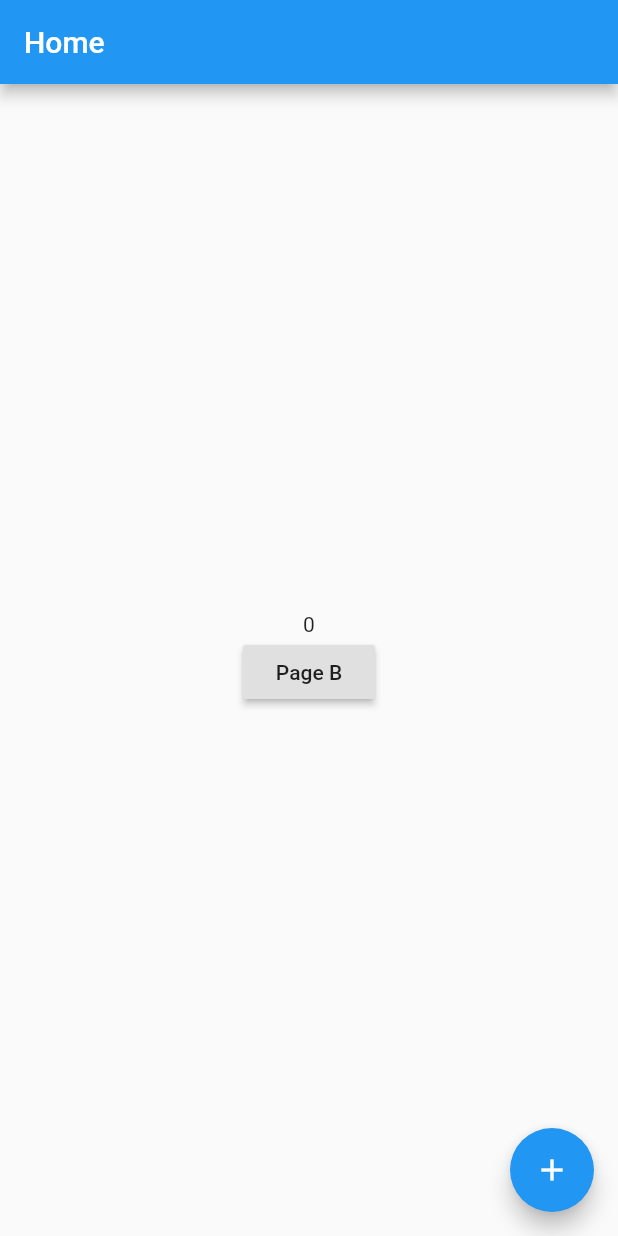
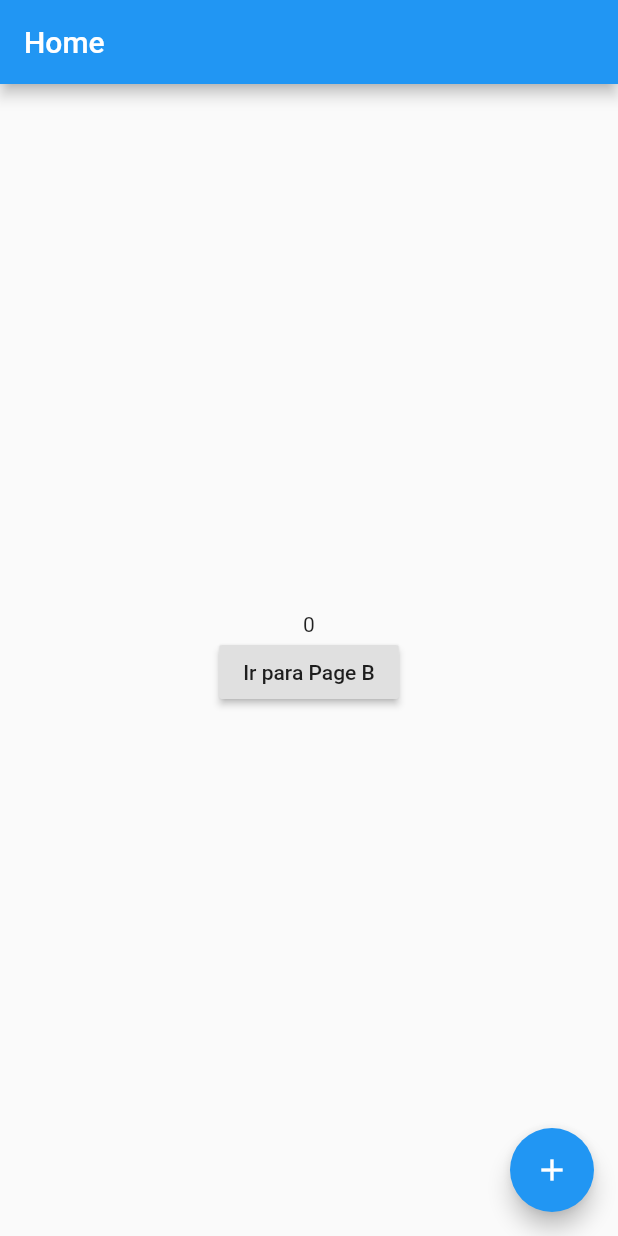
Before and after one commit to DesenvolvimentoPagTaxa/Pratica_modular, a Flutter app: the screen it shows after launch, on a phone screen of 412 x 824 dp. Run offline on Flutter 3.47's test engine with Material 2 defaults, Android fonts, the phone set to English and light mode, and no system bars; our stand-ins replace flutter_mobx, flutter_modular, mobx; generated files the repository leaves out were written again.

Commit message:
reforma estrutura

```diff
--- a/lib/app/app_module.dart
+++ b/lib/app/app_module.dart
@@ -3,7 +3,6 @@ import 'package:flutter_modular/flutter_modular.dart';
 import 'package:flutter/material.dart';
 import 'package:modular_ex/app/app_widget.dart';
 import 'package:modular_ex/app/modules/home/home_module.dart';
-
 import 'modules/pageb/pageb_module.dart';
 
 class AppModule extends MainModule {
@@ -12,12 +11,16 @@ class AppModule extends MainModule {
         $AppController,
       ];
 
+  //Gerenciar as routas, add quando tem novo page
+  //e para utilizar Modular.to.pushNamed('/pageb');
   @override
   List<ModularRouter> get routers => [
+        //load module
         ModularRouter(Modular.initialRoute, module: HomeModule()),
         ModularRouter('/pageb', module: PagebModule()),
       ];
 
+  //Principal(MaterialApp)
   @override
   Widget get bootstrap => AppWidget();
 
--- a/lib/app/modules/home/home_page.dart
+++ b/lib/app/modules/home/home_page.dart
@@ -4,10 +4,6 @@ import 'package:flutter_modular/flutter_modular.dart';
 import 'home_controller.dart';
 
 class HomePage extends StatefulWidget {
-  final String title;
-
-  const HomePage({Key key, this.title = "Home"}) : super(key: key);
-
   @override
   _HomePageState createState() => _HomePageState();
 }
@@ -20,22 +16,18 @@ class _HomePageState extends ModularState<HomePage, HomeController> {
     return Observer(
       builder: (_) {
         return Scaffold(
-          appBar: AppBar(
-            title: Text(widget.title),
-          ),
+          appBar: AppBar(title: Text('Home')),
           body: Column(
             crossAxisAlignment: CrossAxisAlignment.center,
             mainAxisAlignment: MainAxisAlignment.center,
             children: <Widget>[
-              Center(
-                child: Text(controller.value.toString()),
-              ),
+              Center(child: Text(controller.value.toString())),
               Center(
                 child: RaisedButton(
+                  child: Text('Ir para Page B'),
                   onPressed: () {
-                    Modular.to.pushNamed('/pageb');
+                    Modular.to.pushNamed('/pageb', arguments: controller.value);
                   },
-                  child: Text('Page B'),
                 ),
               )
             ],
--- a/lib/app/modules/pageb/pageb_module.dart
+++ b/lib/app/modules/pageb/pageb_module.dart
@@ -1,6 +1,5 @@
 import 'pageb_controller.dart';
 import 'package:flutter_modular/flutter_modular.dart';
-
 import 'pageb_page.dart';
 
 class PagebModule extends ChildModule {
@@ -11,7 +10,8 @@ class PagebModule extends ChildModule {
 
   @override
   List<ModularRouter> get routers => [
-        ModularRouter(Modular.initialRoute, child: (_, args) => PagebPage()),
+        //Para passar em parametro ↓
+        ModularRouter(Modular.initialRoute, child: (_, args) => PagebPage(args.data)),
       ];
 
   static Inject get to => Inject<PagebModule>.of();
--- a/pubspec.yaml
+++ b/pubspec.yaml
@@ -26,6 +26,7 @@ scripts:
     mobx_build: $runner build
     mobx_watch: $clean & $get & $runner watch
     mobx_build_clean: $clean & $get & $runner build --delete-conflicting-outputs
+    mbx_wth: $clean & $get & $runner watch --delete-conflicting-outputs
 
 
 
@@ -33,7 +34,6 @@ environment:
   sdk: ">=2.7.0 <3.0.0"
 
 dependencies:
-  dio: ^3.0.10
   flutter_mobx: ^1.1.0+2
   mobx: ^1.2.1+2
   flutter_modular: ^2.0.1
```
Also changed, not shown: lib/app/modules/pageb/pageb_controller.dart (+22 -1 lines), lib/app/modules/pageb/pageb_page.dart (+14 -5 lines), lib/app/modules/pageb/pageb_controller.g.dart, pubspec.lock, 1 other file.
